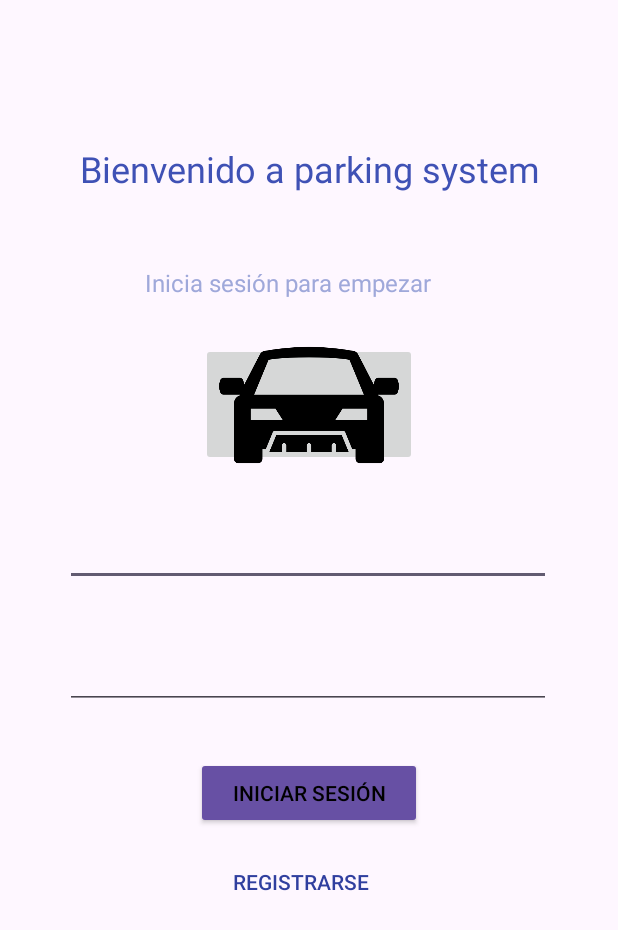
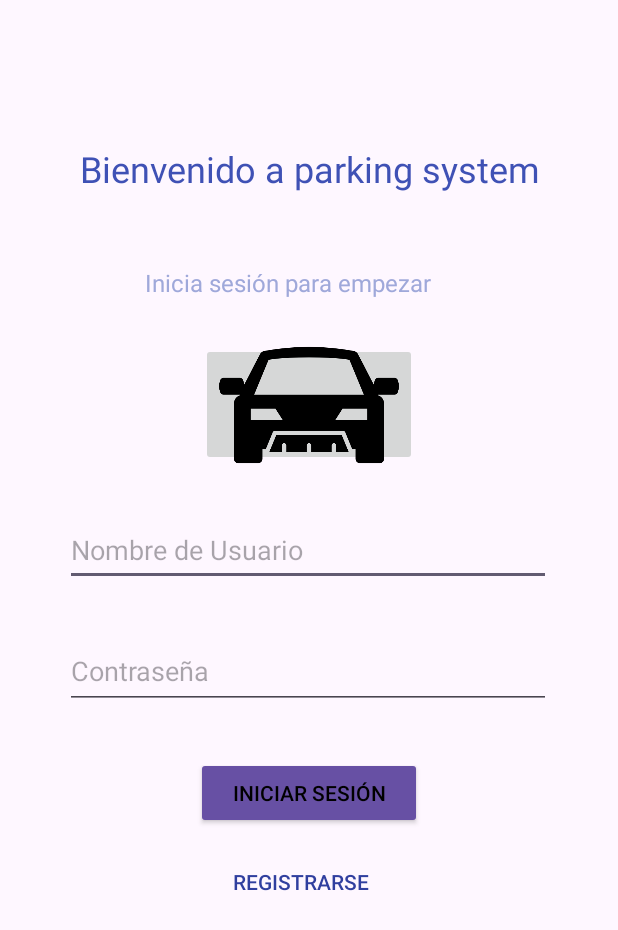
Before and after one commit to HernanMVarela/TP_3_GRUPO_4, an Android app: the layout activity_login.xml on its own in the app's theme, with its tools: preview values and no code run, on a phone screen of 412 x 824 dp. Shown: the top 930 px of the screen. Run offline under Robolectric (Android 15) with nearby library versions, the phone set to English and light mode, and no system bars.

Commit message:
fix login

```diff
--- a/app/src/main/res/layout/activity_login.xml
+++ b/app/src/main/res/layout/activity_login.xml
@@ -51,6 +51,7 @@
         android:layout_height="48dp"
         android:layout_marginTop="32dp"
         android:ems="10"
+        android:hint="Nombre de Usuario"
         android:inputType="text"
         app:layout_constraintEnd_toEndOf="parent"
         app:layout_constraintHorizontal_bias="0.494"
@@ -63,6 +64,7 @@
         android:layout_height="50dp"
         android:layout_marginTop="32dp"
         android:ems="10"
+        android:hint="Contraseña"
         android:inputType="textPassword"
         app:layout_constraintEnd_toEndOf="parent"
         app:layout_constraintHorizontal_bias="0.494"
```
